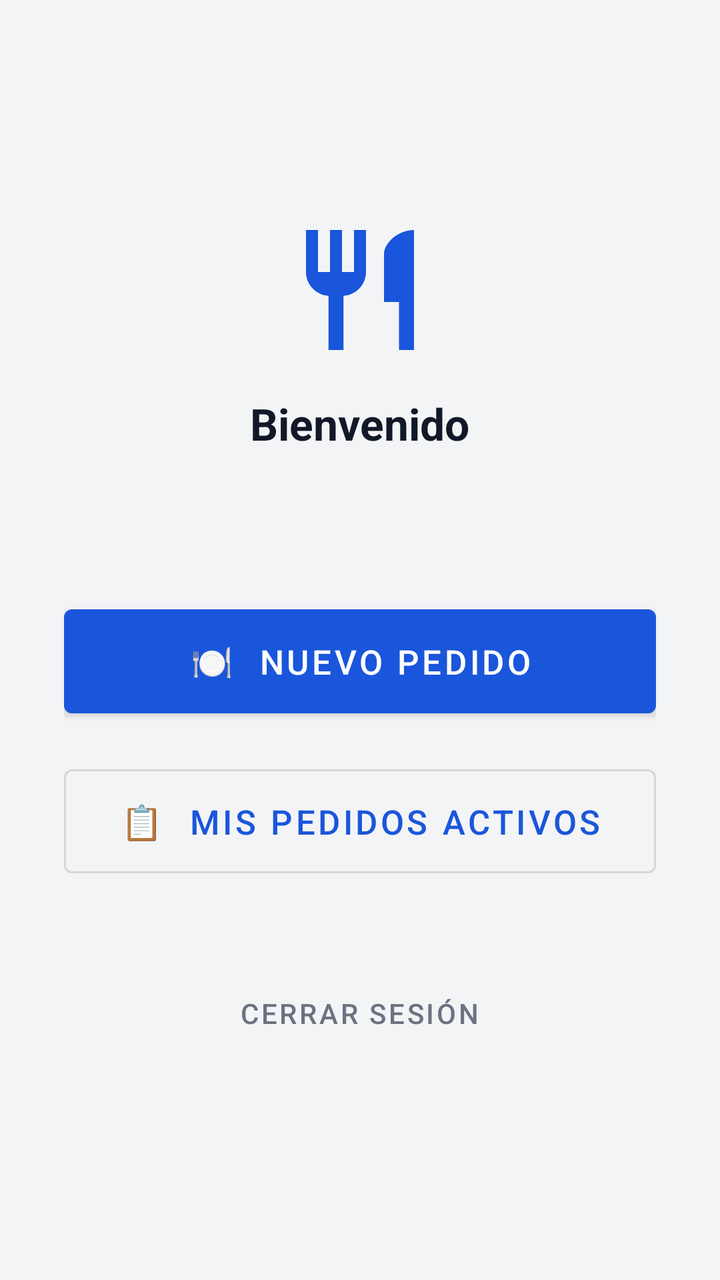
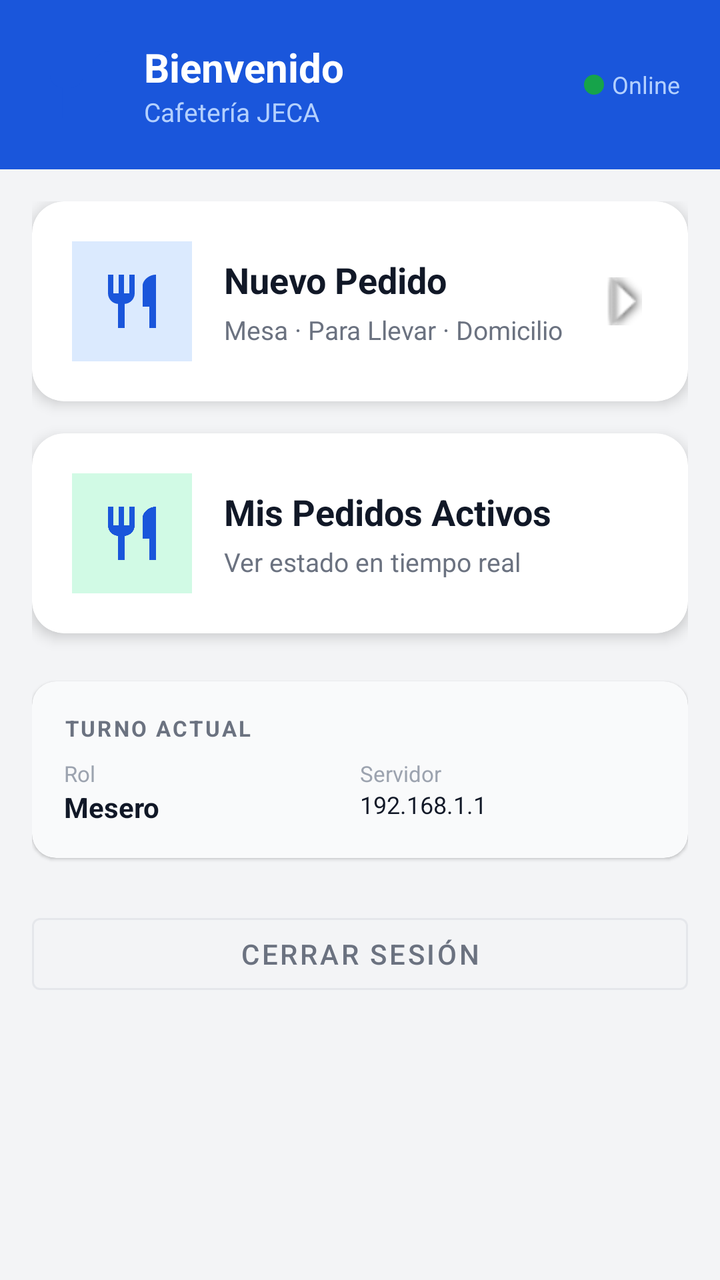

Two renders of the same Android screen: before a commit and after it. Below are the layout's source before the change and the commit's diff.
<!-- AndroidManifest.xml: application theme Theme.CafeteriaPos -->
<!-- res/layout/activity_home.xml -->
<?xml version="1.0" encoding="utf-8"?>
<LinearLayout xmlns:android="http://schemas.android.com/apk/res/android"
    android:layout_width="match_parent"
    android:layout_height="match_parent"
    android:orientation="vertical"
    android:background="@color/background"
    android:gravity="center"
    android:padding="32dp">

    <ImageView
        android:layout_width="72dp"
        android:layout_height="72dp"
        android:src="@drawable/ic_restaurant"
        android:contentDescription="Logo"
        android:layout_marginBottom="16dp"/>

    <TextView
        android:id="@+id/tvWelcome"
        android:layout_width="wrap_content"
        android:layout_height="wrap_content"
        android:text="Bienvenido"
        android:textSize="22sp"
        android:textStyle="bold"
        android:textColor="@color/text_primary"
        android:gravity="center"
        android:layout_marginBottom="8dp"/>

    <TextView
        android:id="@+id/tvServer"
        android:layout_width="wrap_content"
        android:layout_height="wrap_content"
        android:text=""
        android:textSize="12sp"
        android:textColor="@color/text_secondary"
        android:gravity="center"
        android:layout_marginBottom="48dp"/>

    <com.google.android.material.button.MaterialButton
        android:id="@+id/btnNewOrder"
        android:layout_width="match_parent"
        android:layout_height="64dp"
        android:text="🍽️  Nuevo Pedido"
        android:textSize="17sp"
        android:layout_marginBottom="16dp"/>

    <com.google.android.material.button.MaterialButton
        android:id="@+id/btnMyOrders"
        style="@style/Widget.MaterialComponents.Button.OutlinedButton"
        android:layout_width="match_parent"
        android:layout_height="64dp"
        android:text="📋  Mis Pedidos Activos"
        android:textSize="17sp"
        android:layout_marginBottom="40dp"/>

    <com.google.android.material.button.MaterialButton
        android:id="@+id/btnLogout"
        style="@style/Widget.MaterialComponents.Button.TextButton"
        android:layout_width="wrap_content"
        android:layout_height="wrap_content"
        android:text="Cerrar Sesión"
        android:textColor="@color/text_secondary"/>

</LinearLayout>
<!-- resources referenced by this layout -->
<resources>
  <color name="background">#f3f4f6</color>
  <color name="text_primary">#111827</color>
  <color name="text_secondary">#6b7280</color>
  <!-- drawable ic_restaurant (drawable) -->
  <?xml version="1.0" encoding="utf-8"?>
  <vector xmlns:android="http://schemas.android.com/apk/res/android"
      android:width="96dp"
      android:height="96dp"
      android:viewportWidth="24"
      android:viewportHeight="24">
      <path
          android:fillColor="#1a56db"
          android:pathData="M11,9H9V2H7v7H5V2H3v7c0,2.12 1.66,3.84 3.75,3.97V22h2.5v-9.03C11.34,12.84 13,11.12 13,9V2h-2v7zM16,6v8h2.5v8H21V2c-2.76,0 -5,2.24 -5,4z" />
  </vector>
  <style name="Theme.CafeteriaPos" parent="Theme.MaterialComponents.DayNight.DarkActionBar">
          <item name="colorPrimary">@color/primary</item>
          <item name="colorPrimaryDark">@color/primary_dark</item>
          <item name="colorAccent">@color/secondary</item>
          <item name="android:windowBackground">@color/background</item>
          <item name="android:statusBarColor">@color/primary_dark</item>
      </style>
  <color name="primary">#1a56db</color>
  <color name="primary_dark">#1341b0</color>
  <color name="secondary">#0e9f6e</color>
</resources>

<!-- the commit's change to res/layout/activity_home.xml (unified diff, before → after) -->
@@ -1,63 +1,320 @@
 <?xml version="1.0" encoding="utf-8"?>
 <LinearLayout xmlns:android="http://schemas.android.com/apk/res/android"
+    xmlns:app="http://schemas.android.com/apk/res-auto"
     android:layout_width="match_parent"
     android:layout_height="match_parent"
     android:orientation="vertical"
-    android:background="@color/background"
-    android:gravity="center"
-    android:padding="32dp">
-
-    <ImageView
-        android:layout_width="72dp"
-        android:layout_height="72dp"
-        android:src="@drawable/ic_restaurant"
-        android:contentDescription="Logo"
-        android:layout_marginBottom="16dp"/>
-
-    <TextView
-        android:id="@+id/tvWelcome"
-        android:layout_width="wrap_content"
+    android:background="@color/background">
+
+    
+    <LinearLayout
+        android:layout_width="match_parent"
         android:layout_height="wrap_content"
-        android:text="Bienvenido"
-        android:textSize="22sp"
-        android:textStyle="bold"
-        android:textColor="@color/text_primary"
-        android:gravity="center"
-        android:layout_marginBottom="8dp"/>
-
-    <TextView
-        android:id="@+id/tvServer"
-        android:layout_width="wrap_content"
-        android:layout_height="wrap_content"
-        android:text=""
-        android:textSize="12sp"
-        android:textColor="@color/text_secondary"
-        android:gravity="center"
-        android:layout_marginBottom="48dp"/>
-
-    <com.google.android.material.button.MaterialButton
-        android:id="@+id/btnNewOrder"
+        android:orientation="vertical"
+        android:background="@color/primary"
+        android:padding="20dp"
+        android:paddingTop="28dp"
+        android:paddingBottom="28dp">
+
+        <LinearLayout
+            android:layout_width="match_parent"
+            android:layout_height="wrap_content"
+            android:orientation="horizontal"
+            android:gravity="center_vertical">
+
+            <ImageView
+                android:layout_width="40dp"
+                android:layout_height="40dp"
+                android:src="@drawable/ic_restaurant"
+                android:contentDescription="Logo"
+                android:layout_marginEnd="12dp"/>
+
+            <LinearLayout
+                android:layout_width="0dp"
+                android:layout_height="wrap_content"
+                android:layout_weight="1"
+                android:orientation="vertical">
+
+                <TextView
+                    android:id="@+id/tvWelcome"
+                    android:layout_width="wrap_content"
+                    android:layout_height="wrap_content"
+                    android:text="Bienvenido"
+                    android:textSize="20sp"
+                    android:textStyle="bold"
+                    android:textColor="@color/on_primary"/>
+
+                <TextView
+                    android:id="@+id/tvServer"
+                    android:layout_width="wrap_content"
+                    android:layout_height="wrap_content"
+                    android:text="Cafetería JECA"
+                    android:textSize="13sp"
+                    android:textColor="#b3d0ff"/>
+            </LinearLayout>
+
+            
+            <View
+                android:id="@+id/viewConnectionDot"
+                android:layout_width="10dp"
+                android:layout_height="10dp"
+                android:background="@drawable/circle_green"
+                android:layout_marginEnd="4dp"/>
+
+            <TextView
+                android:id="@+id/tvConnectionStatus"
+                android:layout_width="wrap_content"
+                android:layout_height="wrap_content"
+                android:text="Online"
+                android:textSize="12sp"
+                android:textColor="#b3d0ff"/>
+        </LinearLayout>
+    </LinearLayout>
+
+    
+    <ScrollView
         android:layout_width="match_parent"
-        android:layout_height="64dp"
-        android:text="🍽️  Nuevo Pedido"
-        android:textSize="17sp"
-        android:layout_marginBottom="16dp"/>
-
-    <com.google.android.material.button.MaterialButton
-        android:id="@+id/btnMyOrders"
-        style="@style/Widget.MaterialComponents.Button.OutlinedButton"
-        android:layout_width="match_parent"
-        android:layout_height="64dp"
-        android:text="📋  Mis Pedidos Activos"
-        android:textSize="17sp"
-        android:layout_marginBottom="40dp"/>
-
-    <com.google.android.material.button.MaterialButton
-        android:id="@+id/btnLogout"
-        style="@style/Widget.MaterialComponents.Button.TextButton"
-        android:layout_width="wrap_content"
-        android:layout_height="wrap_content"
-        android:text="Cerrar Sesión"
-        android:textColor="@color/text_secondary"/>
-
+        android:layout_height="0dp"
+        android:layout_weight="1"
+        android:fillViewport="true">
+
+        <LinearLayout
+            android:layout_width="match_parent"
+            android:layout_height="wrap_content"
+            android:orientation="vertical"
+            android:padding="16dp">
+
+            
+            <androidx.cardview.widget.CardView
+                android:id="@+id/cardNewOrder"
+                android:layout_width="match_parent"
+                android:layout_height="wrap_content"
+                android:layout_marginBottom="16dp"
+                app:cardCornerRadius="16dp"
+                app:cardElevation="4dp"
+                app:cardBackgroundColor="@color/surface"
+                android:foreground="?android:attr/selectableItemBackground"
+                android:clickable="true"
+                android:focusable="true">
+
+                <LinearLayout
+                    android:layout_width="match_parent"
+                    android:layout_height="wrap_content"
+                    android:orientation="horizontal"
+                    android:padding="20dp"
+                    android:gravity="center_vertical">
+
+                    <LinearLayout
+                        android:layout_width="60dp"
+                        android:layout_height="60dp"
+                        android:orientation="vertical"
+                        android:gravity="center"
+                        android:background="@color/primary_container"
+                        android:layout_marginEnd="16dp">
+
+                        <ImageView
+                            android:layout_width="32dp"
+                            android:layout_height="32dp"
+                            android:src="@drawable/ic_restaurant"
+                            android:contentDescription="Nuevo Pedido"/>
+                    </LinearLayout>
+
+                    <LinearLayout
+                        android:layout_width="0dp"
+                        android:layout_height="wrap_content"
+                        android:layout_weight="1"
+                        android:orientation="vertical">
+
+                        <TextView
+                            android:layout_width="wrap_content"
+                            android:layout_height="wrap_content"
+                            android:text="Nuevo Pedido"
+                            android:textSize="18sp"
+                            android:textStyle="bold"
+                            android:textColor="@color/text_primary"
+                            android:layout_marginBottom="4dp"/>
+
+                        <TextView
+                            android:layout_width="wrap_content"
+                            android:layout_height="wrap_content"
+                            android:text="Mesa · Para Llevar · Domicilio"
+                            android:textSize="13sp"
+                            android:textColor="@color/text_secondary"/>
+                    </LinearLayout>
+
+                    <ImageView
+                        android:layout_width="24dp"
+                        android:layout_height="24dp"
+                        android:src="@android:drawable/arrow_up_float"
+                        android:contentDescription="Ir"
+                        android:rotation="90"/>
+                </LinearLayout>
+            </androidx.cardview.widget.CardView>
+
+            
+            <androidx.cardview.widget.CardView
+                android:id="@+id/cardMyOrders"
+                android:layout_width="match_parent"
+                android:layout_height="wrap_content"
+                android:layout_marginBottom="24dp"
+                app:cardCornerRadius="16dp"
+                app:cardElevation="4dp"
+                app:cardBackgroundColor="@color/surface"
+                android:foreground="?android:attr/selectableItemBackground"
+                android:clickable="true"
+                android:focusable="true">
+
+                <LinearLayout
+                    android:layout_width="match_parent"
+                    android:layout_height="wrap_content"
+                    android:orientation="horizontal"
+                    android:padding="20dp"
+                    android:gravity="center_vertical">
+
+                    <LinearLayout
+                        android:layout_width="60dp"
+                        android:layout_height="60dp"
+                        android:orientation="vertical"
+                        android:gravity="center"
+                        android:background="@color/secondary_container"
+                        android:layout_marginEnd="16dp">
+
+                        <ImageView
+                            android:layout_width="32dp"
+                            android:layout_height="32dp"
+                            android:src="@drawable/ic_restaurant"
+                            android:contentDescription="Mis Pedidos"/>
+                    </LinearLayout>
+
+                    <LinearLayout
+                        android:layout_width="0dp"
+                        android:layout_height="wrap_content"
+                        android:layout_weight="1"
+                        android:orientation="vertical">
+
+                        <TextView
+                            android:layout_width="wrap_content"
+                            android:layout_height="wrap_content"
+                            android:text="Mis Pedidos Activos"
+                            android:textSize="18sp"
+                            android:textStyle="bold"
+                            android:textColor="@color/text_primary"
+                            android:layout_marginBottom="4dp"/>
+
+                        <TextView
+                            android:id="@+id/tvActiveOrdersCount"
+                            android:layout_width="wrap_content"
+                            android:layout_height="wrap_content"
+                            android:text="Ver estado en tiempo real"
+                            android:textSize="13sp"
+                            android:textColor="@color/text_secondary"/>
+                    </LinearLayout>
+
+                    
+                    <TextView
+                        android:id="@+id/tvOrderBadge"
+                        android:layout_width="28dp"
+                        android:layout_height="28dp"
+                        android:text=""
+                        android:textSize="13sp"
+                        android:textStyle="bold"
+                        android:textColor="@color/on_primary"
+                        android:gravity="center"
+                        android:background="@color/primary"
+                        android:visibility="gone"/>
+                </LinearLayout>
+            </androidx.cardview.widget.CardView>
+
+            
+            <androidx.cardview.widget.CardView
+                android:layout_width="match_parent"
+                android:layout_height="wrap_content"
+                android:layout_marginBottom="24dp"
+                app:cardCornerRadius="12dp"
+                app:cardElevation="1dp"
+                app:cardBackgroundColor="@color/surface_variant">
+
+                <LinearLayout
+                    android:layout_width="match_parent"
+                    android:layout_height="wrap_content"
+                    android:orientation="vertical"
+                    android:padding="16dp">
+
+                    <TextView
+                        android:layout_width="wrap_content"
+                        android:layout_height="wrap_content"
+                        android:text="TURNO ACTUAL"
+                        android:textSize="11sp"
+                        android:textStyle="bold"
+                        android:textColor="@color/text_secondary"
+                        android:letterSpacing="0.1"
+                        android:layout_marginBottom="8dp"/>
+
+                    <LinearLayout
+                        android:layout_width="match_parent"
+                        android:layout_height="wrap_content"
+                        android:orientation="horizontal">
+
+                        <LinearLayout
+                            android:layout_width="0dp"
+                            android:layout_height="wrap_content"
+                            android:layout_weight="1"
+                            android:orientation="vertical">
+
+                            <TextView
+                                android:layout_width="wrap_content"
+                                android:layout_height="wrap_content"
+                                android:text="Rol"
+                                android:textSize="11sp"
+                                android:textColor="@color/text_hint"/>
+
+                            <TextView
+                                android:id="@+id/tvUserRole"
+                                android:layout_width="wrap_content"
+                                android:layout_height="wrap_content"
+                                android:text="Mesero"
+                                android:textSize="14sp"
+                                android:textStyle="bold"
+                                android:textColor="@color/text_primary"/>
+                        </LinearLayout>
+
+                        <LinearLayout
+                            android:layout_width="0dp"
+                            android:layout_height="wrap_content"
+                            android:layout_weight="1"
+                            android:orientation="vertical">
+
+                            <TextView
+                                android:layout_width="wrap_content"
+                                android:layout_height="wrap_content"
+                                android:text="Servidor"
+                                android:textSize="11sp"
+                                android:textColor="@color/text_hint"/>
+
+                            <TextView
+                                android:id="@+id/tvServerAddress"
+                                android:layout_width="wrap_content"
+                                android:layout_height="wrap_content"
+                                android:text="192.168.1.1"
+                                android:textSize="12sp"
+                                android:textColor="@color/text_primary"
+                                android:singleLine="true"
+                                android:ellipsize="end"/>
+                        </LinearLayout>
+                    </LinearLayout>
+                </LinearLayout>
+            </androidx.cardview.widget.CardView>
+
+            
+            <com.google.android.material.button.MaterialButton
+                android:id="@+id/btnLogout"
+                style="@style/Widget.MaterialComponents.Button.OutlinedButton"
+                android:layout_width="match_parent"
+                android:layout_height="48dp"
+                android:text="Cerrar Sesión"
+                android:textColor="@color/text_secondary"
+                app:strokeColor="@color/divider"/>
+
+        </LinearLayout>
+    </ScrollView>
 </LinearLayout>
<!-- resource entries referenced after the edit -->
@@ -1,8 +1,16 @@
 <!-- resources referenced by this layout -->
 <resources>
   <color name="background">#f3f4f6</color>
+  <color name="divider">#e5e7eb</color>
+  <color name="on_primary">#ffffff</color>
   <color name="text_primary">#111827</color>
   <color name="text_secondary">#6b7280</color>
+  <!-- drawable circle_green (drawable) -->
+  <?xml version="1.0" encoding="utf-8"?>
+  <shape xmlns:android="http://schemas.android.com/apk/res/android"
+      android:shape="oval">
+      <solid android:color="#16a34a"/>
+  </shape>
   <!-- drawable ic_restaurant (drawable) -->
   <?xml version="1.0" encoding="utf-8"?>
   <vector xmlns:android="http://schemas.android.com/apk/res/android"
@@ -22,6 +30,11 @@
           <item name="android:statusBarColor">@color/primary_dark</item>
       </style>
   <color name="primary">#1a56db</color>
+  <color name="primary_container">#dbeafe</color>
+  <color name="secondary_container">#d1fae5</color>
+  <color name="surface">#ffffff</color>
+  <color name="surface_variant">#f9fafb</color>
+  <color name="text_hint">#9ca3af</color>
   <color name="primary_dark">#1341b0</color>
   <color name="secondary">#0e9f6e</color>
 </resources>
